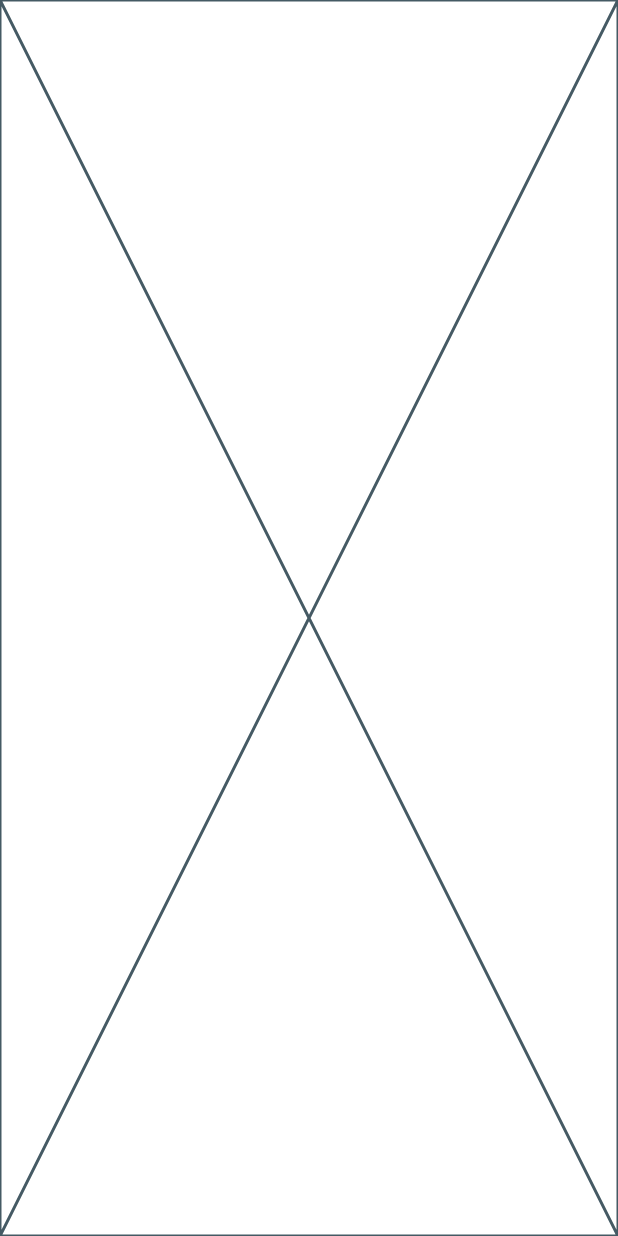
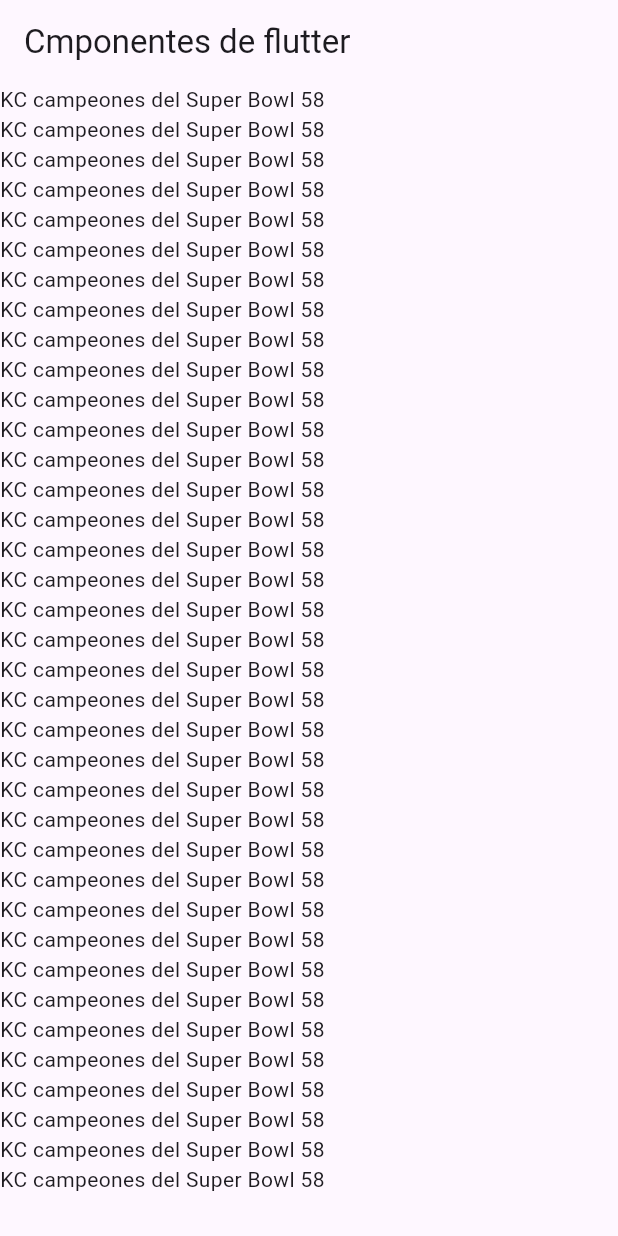
Before and after one commit to ifranco07/componentes_flutter, a Flutter app: the screen it shows after launch, on a phone screen of 412 x 824 dp. Run offline on Flutter 3.47's test engine with Material 3 defaults, Android fonts, the phone set to English and light mode, and no system bars.

Commit message:
Adding simple ListView

```diff
--- a/lib/home_screen.dart
+++ b/lib/home_screen.dart
@@ -5,6 +5,51 @@
 
   @override
   Widget build(BuildContext context) {
-    return const Placeholder();
+    return Scaffold(
+      appBar: AppBar(
+        title:const Text('Cmponentes de flutter'),
+        ),
+        body: ListView (
+          children: const [
+            Text('KC campeones del Super Bowl 58'),
+            Text('KC campeones del Super Bowl 58'),
+            Text('KC campeones del Super Bowl 58'),
+            Text('KC campeones del Super Bowl 58'),
+            Text('KC campeones del Super Bowl 58'),
+            Text('KC campeones del Super Bowl 58'),
+            Text('KC campeones del Super Bowl 58'),
+            Text('KC campeones del Super Bowl 58'),
+            Text('KC campeones del Super Bowl 58'),
+            Text('KC campeones del Super Bowl 58'),
+            Text('KC campeones del Super Bowl 58'),
+            Text('KC campeones del Super Bowl 58'),
+            Text('KC campeones del Super Bowl 58'),
+            Text('KC campeones del Super Bowl 58'),
+            Text('KC campeones del Super Bowl 58'),
+            Text('KC campeones del Super Bowl 58'),
+            Text('KC campeones del Super Bowl 58'),
+            Text('KC campeones del Super Bowl 58'),
+            Text('KC campeones del Super Bowl 58'),
+            Text('KC campeones del Super Bowl 58'),
+            Text('KC campeones del Super Bowl 58'),
+            Text('KC campeones del Super Bowl 58'),
+            Text('KC campeones del Super Bowl 58'),
+            Text('KC campeones del Super Bowl 58'),
+            Text('KC campeones del Super Bowl 58'),
+            Text('KC campeones del Super Bowl 58'),
+            Text('KC campeones del Super Bowl 58'),
+            Text('KC campeones del Super Bowl 58'),
+            Text('KC campeones del Super Bowl 58'),
+            Text('KC campeones del Super Bowl 58'),
+            Text('KC campeones del Super Bowl 58'),
+            Text('KC campeones del Super Bowl 58'),
+            Text('KC campeones del Super Bowl 58'),
+            Text('KC campeones del Super Bowl 58'),
+            Text('KC campeones del Super Bowl 58'),
+            Text('KC campeones del Super Bowl 58'),
+            Text('KC campeones del Super Bowl 58'),
+          ],
+        ),
+    );
   }
 }
--- a/lib/main_app.dart
+++ b/lib/main_app.dart
@@ -7,6 +7,7 @@
   @override
   Widget build(BuildContext context) {
     return const MaterialApp(
+      debugShowCheckedModeBanner: false,
       home: HomeScreen(),
       );
   }
```
